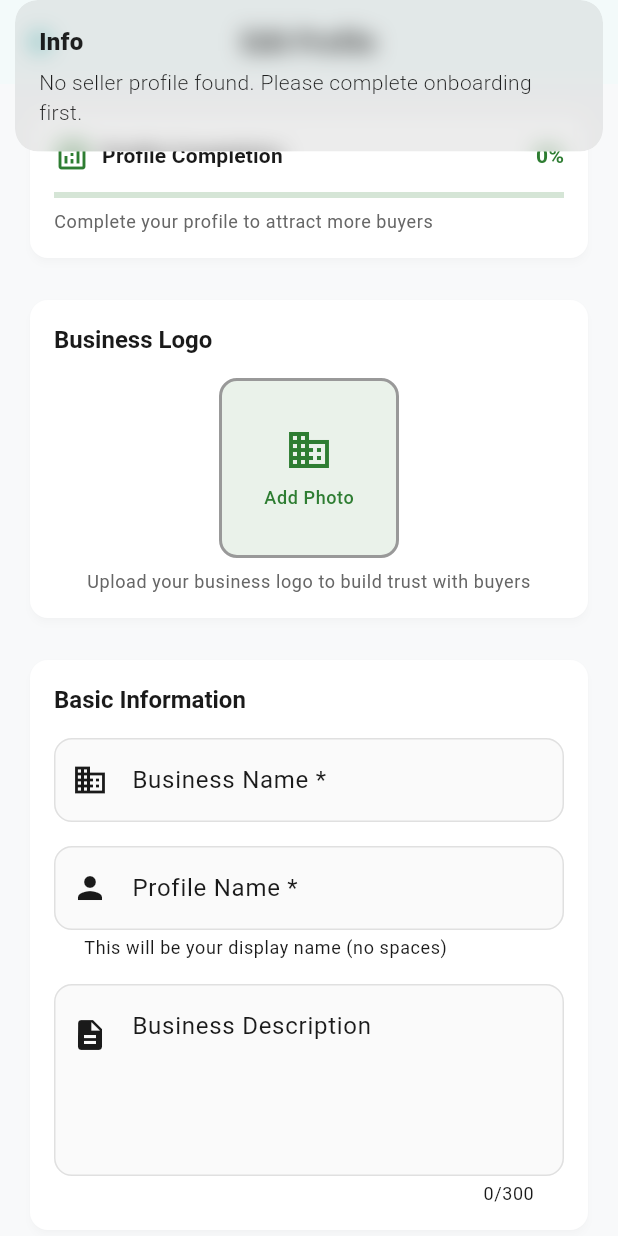
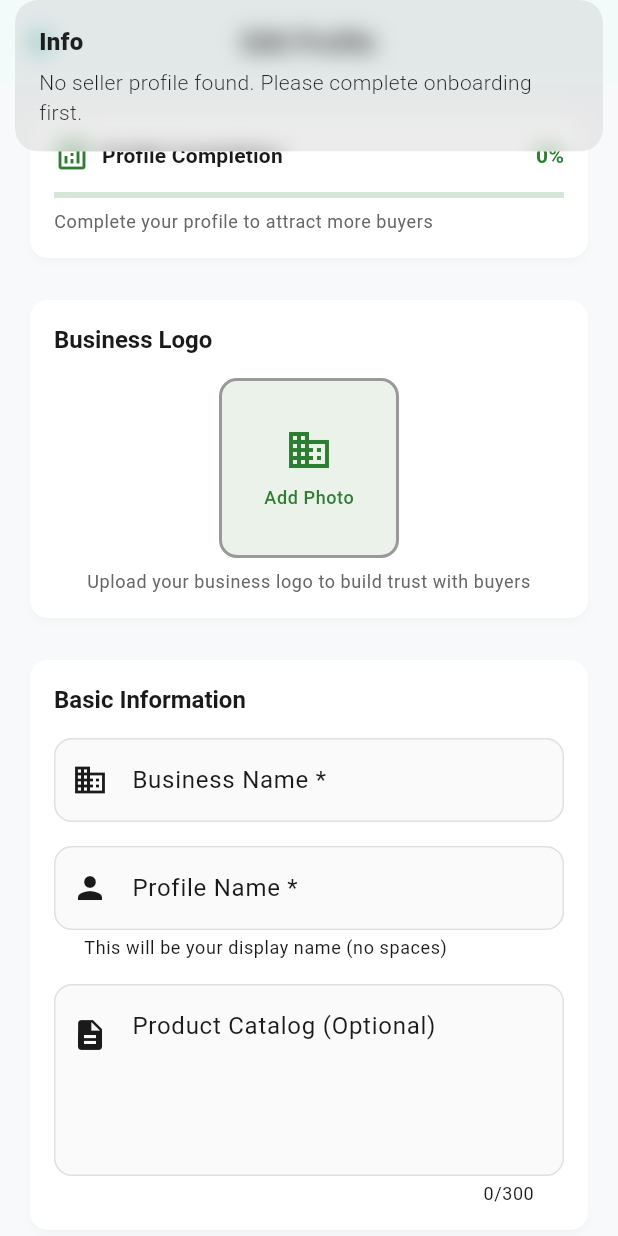
Before and after one commit to Moiz-Jamaal/FindMeBiz-App, a Flutter app: the SellerProfileEditView screen opened by its route, on a phone screen of 412 x 824 dp. Run offline on Flutter 3.47's test engine with Material 3 defaults, Android fonts, the phone set to English and light mode, and no system bars; our stand-ins replace firebase_analytics, firebase_auth, firebase_core, firebase_crashlytics, firebase_messaging, flutter_local_notifications and 8 more; missing offline and left inert: flutter_cashfree_pg_sdk, razorpay_web; accounts and stored records are empty; network calls fail.

Commit message:
feat(seller_onboarding): update bio field to 'Product Catalog' for clarity in onboarding process feat(seller_profile_edit): change bio field label to 'Product Catalog' for consistency in profile editing

```diff
--- a/lib/app/modules/seller/onboarding/views/seller_onboarding_view.dart
+++ b/lib/app/modules/seller/onboarding/views/seller_onboarding_view.dart
@@ -288,10 +288,10 @@ class SellerOnboardingView extends GetView<SellerOnboardingController> {
             TextFormField(
               controller: controller.bioController,
               decoration: const InputDecoration(
-                labelText: 'Business Description (Optional)',
-                hintText: 'Describe your products, story, what makes you unique...',
-                alignLabelWithHint: true,
-                prefixIcon: Icon(Icons.description),
+              labelText: 'Product Catalog (Optional)',
+              hintText: 'List your product names, key items, or descriptions to improve visibility in buyer search results...',
+              alignLabelWithHint: true,
+              prefixIcon: Icon(Icons.description),
               ),
               maxLines: 4,
               maxLength: 500,
--- a/lib/app/modules/seller/profile/views/seller_profile_edit_view.dart
+++ b/lib/app/modules/seller/profile/views/seller_profile_edit_view.dart
@@ -664,8 +664,9 @@ class SellerProfileEditView extends GetView<SellerProfileEditController> {
             TextFormField(
               controller: controller.bioController,
               decoration: const InputDecoration(
-                labelText: 'Business Description',
-                hintText: 'Tell buyers about your business...',
+              labelText: 'Product Catalog (Optional)',
+              hintText: 'List your product names, key items, or descriptions to improve visibility in buyer search results...',
+
                 alignLabelWithHint: true,
                 prefixIcon: Padding(
                   padding: EdgeInsets.only(bottom: 60),
--- a/lib/app/modules/seller/publish/controllers/profile_publish_controller.dart
+++ b/lib/app/modules/seller/publish/controllers/profile_publish_controller.dart
@@ -761,7 +761,7 @@ class ProfilePublishController extends GetxController {
 
     if (profile.businessname?.isEmpty != false) missing.add('Business Name');
     if (profile.profilename?.isEmpty != false) missing.add('Profile Name');
-    if (profile.bio?.isEmpty != false) missing.add('Business Description');
+    if (profile.bio?.isEmpty != false) missing.add('Product Catalog');
     if (profile.logo?.isEmpty != false) missing.add('Business Logo');
     if (profile.contactno?.isEmpty != false) missing.add('Contact Number');
     if (profile.mobileno?.isEmpty != false) missing.add('Mobile Number');
```
